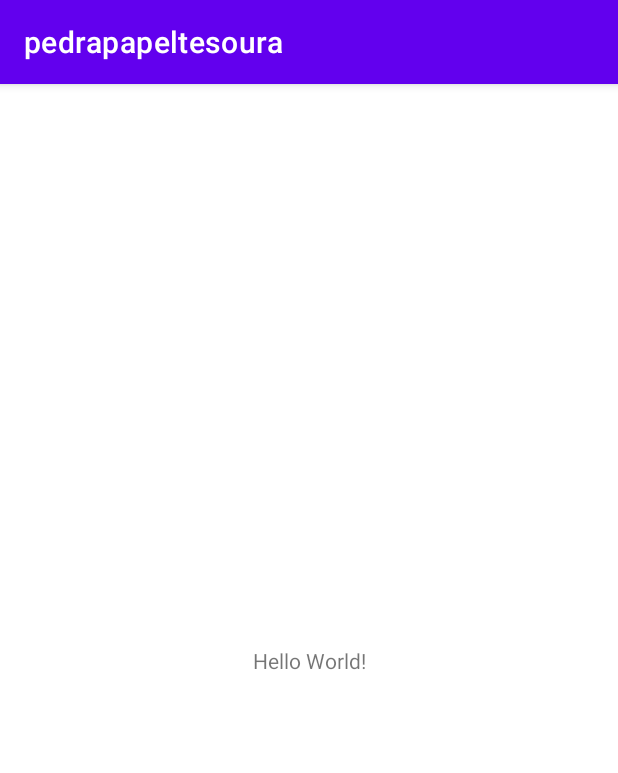
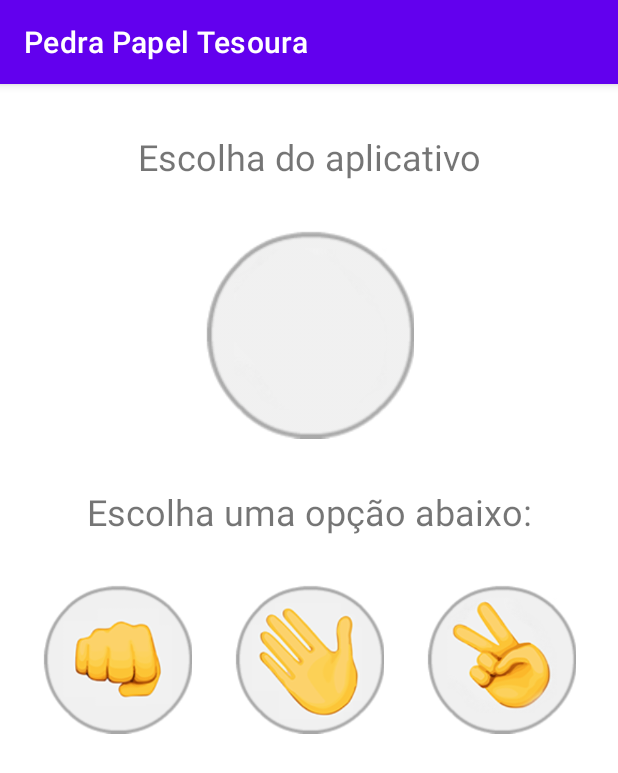
Before and after one commit to Sabrewlf/Aplicativo-Mobile01, an Android app: the screen it shows after launch (MainActivity), on a phone screen of 412 x 824 dp. Shown: the top 773 px of the screen. Run offline under Robolectric (Android 15) with nearby library versions, the phone set to English and light mode, and no system bars.

Commit message:
Finalizando aplicativo Pedra Papel ou tesoura

```diff
--- a/app/src/main/res/layout/activity_main.xml
+++ b/app/src/main/res/layout/activity_main.xml
@@ -7,12 +7,81 @@
     tools:context=".MainActivity">
 
     <TextView
+        android:id="@+id/textView"
         android:layout_width="wrap_content"
         android:layout_height="wrap_content"
-        android:text="Hello World!"
-        app:layout_constraintBottom_toBottomOf="parent"
+        android:layout_marginTop="32dp"
+        android:text="Escolha do aplicativo"
+        android:textSize="24sp"
         app:layout_constraintEnd_toEndOf="parent"
         app:layout_constraintStart_toStartOf="parent"
         app:layout_constraintTop_toTopOf="parent" />
 
+    <ImageView
+        android:id="@+id/imageResultado"
+        android:layout_width="140dp"
+        android:layout_height="140dp"
+        android:layout_marginTop="32dp"
+        app:layout_constraintEnd_toEndOf="parent"
+        app:layout_constraintStart_toStartOf="parent"
+        app:layout_constraintTop_toBottomOf="@+id/textView"
+        app:srcCompat="@drawable/padrao" />
+
+    <TextView
+        android:id="@+id/textResultado"
+        android:layout_width="wrap_content"
+        android:layout_height="wrap_content"
+        android:layout_marginTop="32dp"
+        android:text="Escolha uma opção abaixo:"
+        android:textSize="24sp"
+        app:layout_constraintEnd_toEndOf="parent"
+        app:layout_constraintStart_toStartOf="parent"
+        app:layout_constraintTop_toBottomOf="@+id/imageResultado" />
+
+    <ImageView
+        android:id="@+id/imageView2"
+        android:layout_width="100dp"
+        android:layout_height="100dp"
+        android:layout_marginTop="32dp"
+        android:onClick="selecionadoPedra"
+        app:layout_constraintEnd_toStartOf="@+id/imageView3"
+        app:layout_constraintHorizontal_bias="0.5"
+        app:layout_constraintStart_toStartOf="parent"
+        app:layout_constraintTop_toBottomOf="@+id/textResultado"
+        app:srcCompat="@drawable/pedra" />
+
+    <ImageView
+        android:id="@+id/imageView3"
+        android:layout_width="100dp"
+        android:layout_height="100dp"
+        android:layout_marginTop="32dp"
+        android:onClick="selecionadoPapel"
+        app:layout_constraintEnd_toStartOf="@+id/imageView4"
+        app:layout_constraintHorizontal_bias="0.5"
+        app:layout_constraintStart_toEndOf="@+id/imageView2"
+        app:layout_constraintTop_toBottomOf="@+id/textResultado"
+        app:srcCompat="@drawable/papel" />
+
+    <ImageView
+        android:id="@+id/imageView4"
+        android:layout_width="100dp"
+        android:layout_height="100dp"
+        android:layout_marginTop="32dp"
+        android:onClick="selecionadoTesoura"
+        app:layout_constraintEnd_toEndOf="parent"
+        app:layout_constraintHorizontal_bias="0.5"
+        app:layout_constraintStart_toEndOf="@+id/imageView3"
+        app:layout_constraintTop_toBottomOf="@+id/textResultado"
+        app:srcCompat="@drawable/tesoura" />
+
+    <TextView
+        android:id="@+id/txtRegra"
+        android:layout_width="wrap_content"
+        android:layout_height="wrap_content"
+        android:layout_marginTop="60dp"
+        android:textSize="16sp"
+        app:layout_constraintEnd_toEndOf="parent"
+        app:layout_constraintStart_toStartOf="parent"
+        app:layout_constraintTop_toBottomOf="@+id/imageView3" />
+
 </androidx.constraintlayout.widget.ConstraintLayout>
--- a/app/src/main/res/values/strings.xml
+++ b/app/src/main/res/values/strings.xml
@@ -1,3 +1,3 @@
 <resources>
-    <string name="app_name">pedrapapeltesoura</string>
+    <string name="app_name">Pedra Papel Tesoura</string>
 </resources>
```
Also changed, not shown: app/src/main/java/com/marcos/pedrapapeltesoura/MainActivity.java (+65 -2 lines), app/src/main/res/drawable-v24/padrao.png (added), app/src/main/res/drawable-v24/papel.png (added), app/src/main/res/drawable-v24/pedra.png (added), app/src/main/res/drawable-v24/tesoura.png (added).
